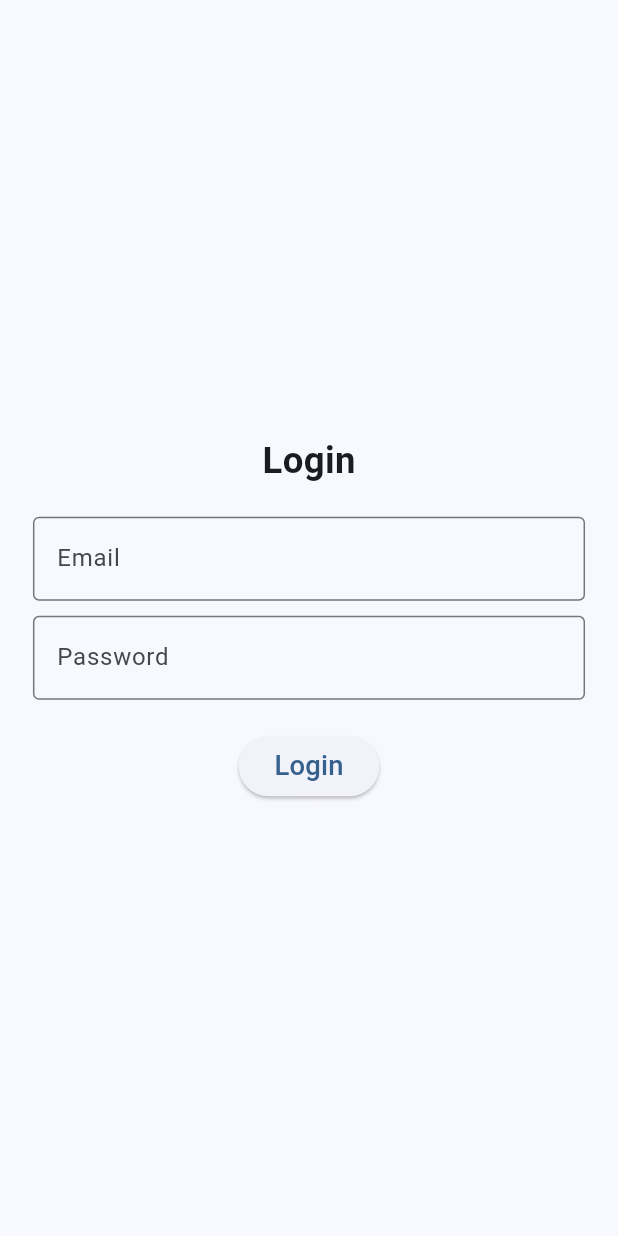
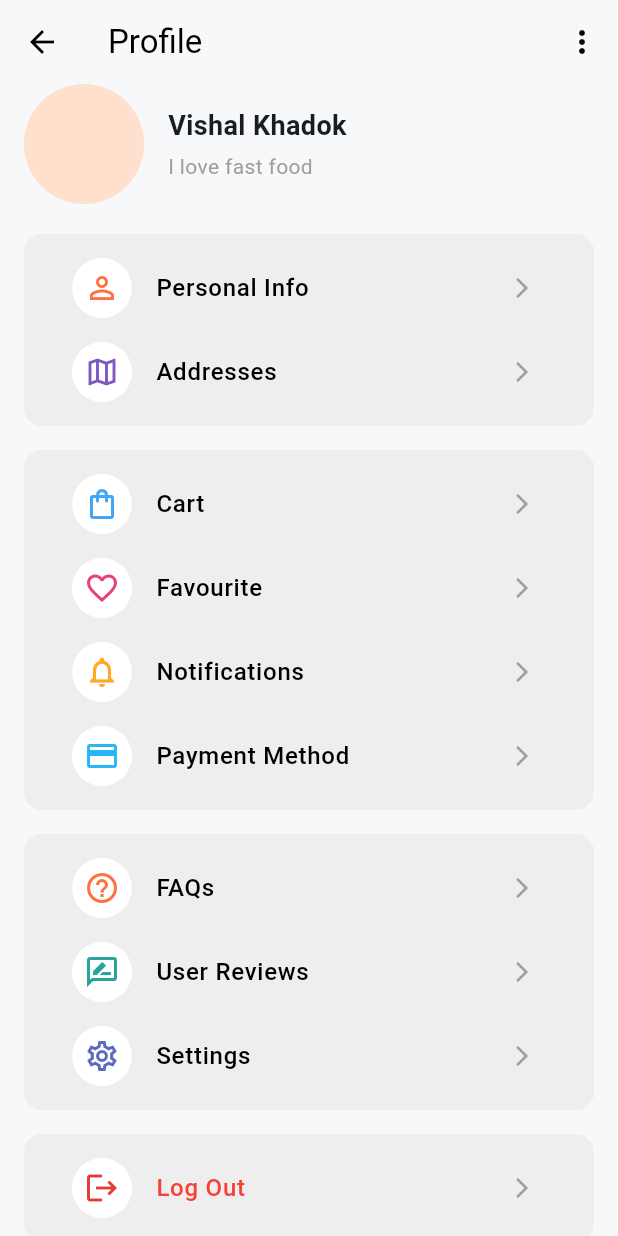
Before and after one commit to TI-POLINDRA/PEMOBILE2-D4RPL2B-PRAKTIKUM4, a Flutter app: the LoginScreen screen opened by its route, after a tap on "Login", on a phone screen of 412 x 824 dp. Run offline on Flutter 3.47's test engine with Material 3 defaults, Android fonts, the phone set to English and light mode, and no system bars; our stand-ins replace flutter_screenutil.

Commit message:
ui: menu

```diff
--- a/lib/main.dart
+++ b/lib/main.dart
@@ -2,6 +2,7 @@ import 'package:flutter/material.dart';
 import 'package:flutter_screenutil/flutter_screenutil.dart';
 import 'package:pemobile2_d4rpl3b_praktikum4/screens/login_screen.dart';
 import 'package:pemobile2_d4rpl3b_praktikum4/utils/router_check.dart';
+import 'package:pemobile2_d4rpl3b_praktikum4/screens/profile_screen.dart';
 
 void main() {
   runApp(const MyApp());
@@ -26,6 +27,7 @@ class MyApp extends StatelessWidget {
           routes: {
             '/': (context) => const RouterCheck(),
             '/login': (context) => const LoginScreen(),
+            '/profile': (context) => const ProfileScreen(),
           },
         );
       },
--- a/lib/screens/login_screen.dart
+++ b/lib/screens/login_screen.dart
@@ -34,7 +34,10 @@ class LoginScreen extends StatelessWidget {
               ),
               SizedBox(height: 20.h),
               ElevatedButton(
-                onPressed: () {},
+                onPressed: () {
+                  // Navigate to home screen
+                  Navigator.pushNamed(context, "/profile");
+                },
                 child: Text("Login", style: TextStyle(fontSize: 18.sp)),
               ),
             ],
--- /dev/null
+++ b/lib/screens/profile_screen.dart
@@ -0,0 +1,127 @@
+import 'package:flutter/material.dart';
+
+class ProfileScreen extends StatelessWidget {
+  const ProfileScreen({super.key});
+
+  @override
+  Widget build(BuildContext context) {
+    return Scaffold(
+      backgroundColor: const Color(0xFFF7F8FA), // Warna latar belakang utama
+      appBar: AppBar(
+        backgroundColor: Colors.transparent,
+        elevation: 0,
+        title: const Text("Profile", style: TextStyle(color: Colors.black)),
+        centerTitle: false,
+        leading: IconButton(
+          icon: const Icon(Icons.arrow_back, color: Colors.black),
+          onPressed: () => Navigator.pop(context),
+        ),
+        actions: [
+          IconButton(
+            icon: const Icon(Icons.more_vert, color: Colors.black),
+            onPressed: () {},
+          ),
+        ],
+      ),
+      body: SingleChildScrollView(
+        padding: const EdgeInsets.symmetric(horizontal: 16),
+        child: Column(
+          crossAxisAlignment: CrossAxisAlignment.start,
+          children: [
+            // Header (Avatar + Nama)
+            Row(
+              children: [
+                const CircleAvatar(
+                  radius: 40,
+                  backgroundColor: Color(0xFFFFE0CC), // Warna latar belakang avatar
+                ),
+                const SizedBox(width: 16),
+                Column(
+                  crossAxisAlignment: CrossAxisAlignment.start,
+                  children: const [
+                    Text(
+                      "Vishal Khadok",
+                      style: TextStyle(fontSize: 18, fontWeight: FontWeight.bold),
+                    ),
+                    SizedBox(height: 4),
+                    Text(
+                      "I love fast food",
+                      style: TextStyle(color: Colors.grey, fontSize: 14),
+                    ),
+                  ],
+                )
+              ],
+            ),
+            const SizedBox(height: 20),
+
+            // Section 1: Personal Info
+            buildSection([
+              buildMenuItem(Icons.person_outline, "Personal Info", Color(0xFFFF7043)),
+              buildMenuItem(Icons.map_outlined, "Addresses", Color(0xFF7E57C2)), // Addresses (Ungu)
+            ]),
+
+            // Section 2: Cart & Payment
+            buildSection([
+              buildMenuItem(Icons.shopping_bag_outlined, "Cart", Color(0xFF42A5F5)), // Cart (Biru)
+              buildMenuItem(Icons.favorite_border, "Favourite", Color(0xFFEC407A)), // Favourite (Pink)
+              buildMenuItem(Icons.notifications_outlined, "Notifications", Color(0xFFFFA726)),
+              buildMenuItem(Icons.payment_outlined, "Payment Method", Color(0xFF29B6F6)),
+            ]),
+
+            // Section 3: Settings & Help
+            buildSection([
+              buildMenuItem(Icons.help_outline, "FAQs", Color(0xFFFF7043)),
+              buildMenuItem(Icons.rate_review_outlined, "User Reviews", Color(0xFF26A69A)), // User Reviews (Hijau kebiruan)
+              buildMenuItem(Icons.settings_outlined, "Settings", Color(0xFF5C6BC0)),
+            ]),
+
+            // Section 4: Logout
+            buildSection([
+              buildMenuItem(Icons.logout, "Log Out", Color(0xFFE53935), isLogout: true),
+            ]),
+          ],
+        ),
+      ),
+    );
+  }
+
+  // Membungkus daftar item menu dengan background abu-abu
+  Widget buildSection(List<Widget> children) {
+    return Container(
+      margin: const EdgeInsets.only(bottom: 16),
+      padding: const EdgeInsets.symmetric(vertical: 8),
+      decoration: BoxDecoration(
+        color: Colors.grey[200], // Warna abu-abu sebagai background section
+        borderRadius: BorderRadius.circular(12),
+      ),
+      child: Column(children: children),
+    );
+  }
+
+  // Membuat item menu dengan ikon di dalam lingkaran putih
+  Widget buildMenuItem(IconData icon, String text, Color iconColor, {bool isLogout = false}) {
+    return Padding(
+      padding: const EdgeInsets.symmetric(horizontal: 16),
+      child: ListTile(
+        leading: Container(
+          width: 40,
+          height: 40,
+          decoration: const BoxDecoration(
+            color: Colors.white, // Latar belakang putih untuk ikon
+            shape: BoxShape.circle,
+          ),
+          child: Icon(icon, color: iconColor, size: 24), // Ikon berwarna
+        ),
+        title: Text(
+          text,
+          style: TextStyle(
+            color: isLogout ? Colors.red : Colors.black,
+            fontWeight: FontWeight.w500,
+          ),
+        ),
+        trailing: const Icon(Icons.arrow_forward_ios, size: 16, color: Colors.grey),
+        onTap: () {},
+      ),
+    );
+  }
+}
```
